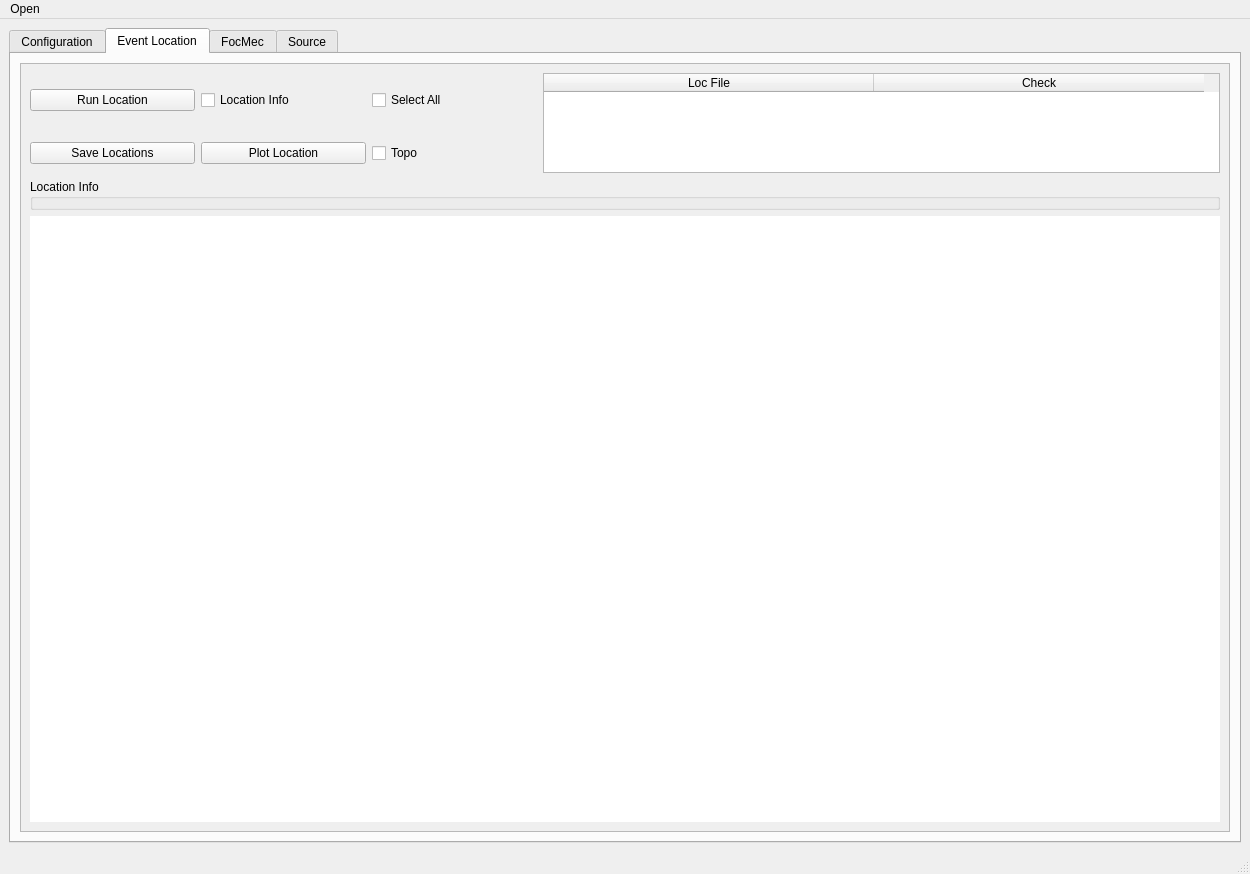
This is isp/resources/designer_uis/LocFlow.ui in ProjectISP/ISP as Qt 5 draws it before an edit. The edited form follows.
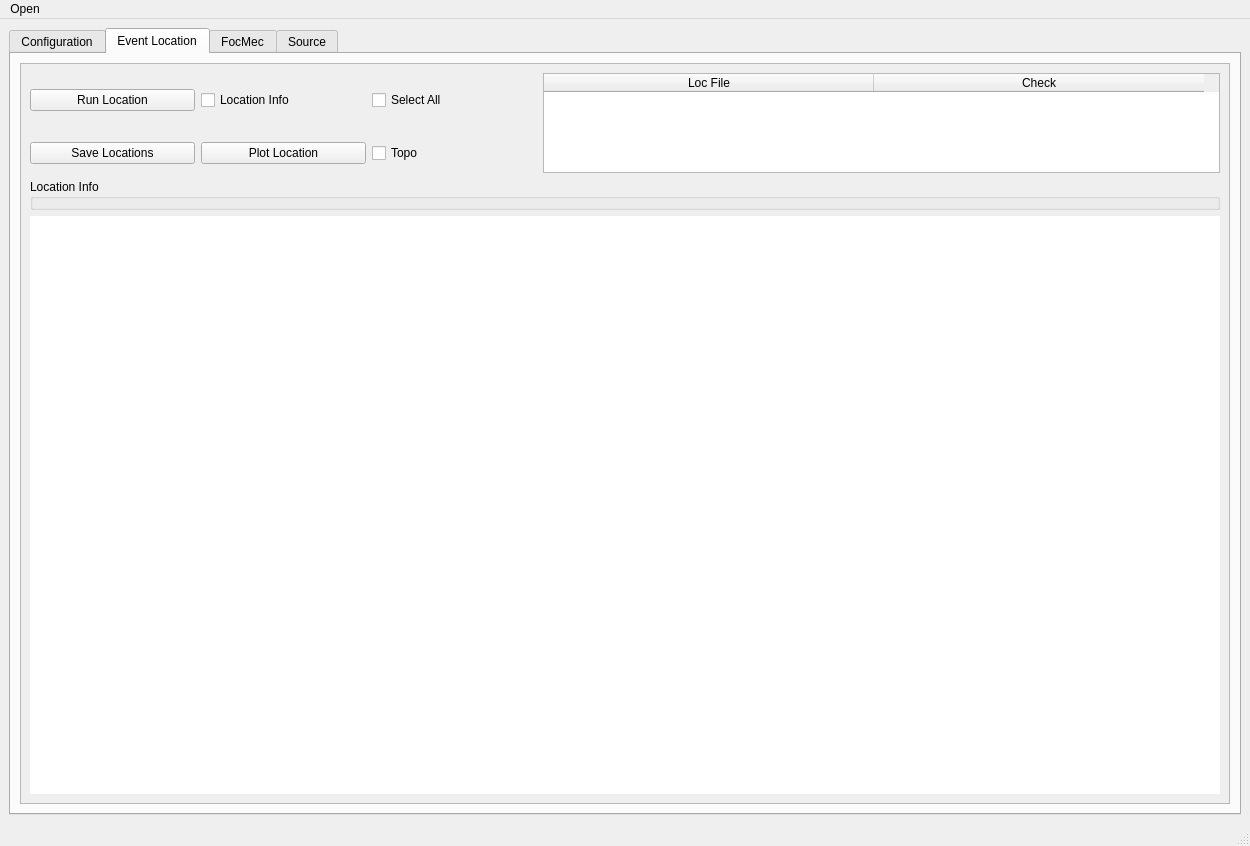
This is the edited form. The open tabs and pages were chosen to show the change. Icons and pictures are not drawn.

Commit message: saved locations to final folder done

What changed in the file:
```diff
--- a/isp/resources/designer_uis/LocFlow.ui
+++ b/isp/resources/designer_uis/LocFlow.ui
@@ -7,7 +7,7 @@
     <x>0</x>
     <y>0</y>
     <width>1250</width>
-    <height>874</height>
+    <height>846</height>
    </rect>
   </property>
   <property name="windowTitle">
@@ -783,8 +783,8 @@
               <rect>
                <x>0</x>
                <y>0</y>
-               <width>1176</width>
-               <height>746</height>
+               <width>522</width>
+               <height>170</height>
               </rect>
              </property>
              <layout class="QVBoxLayout" name="verticalLayout_7">
```
Left out of the diff: 2 changed lines with no effect on the pictures. The commit also changes 1 other file.
